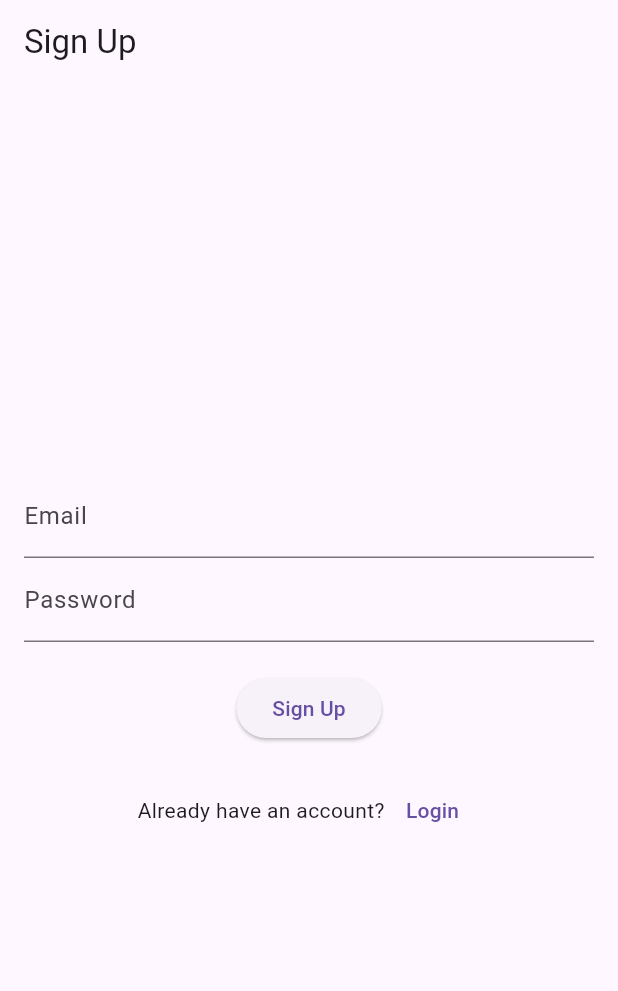
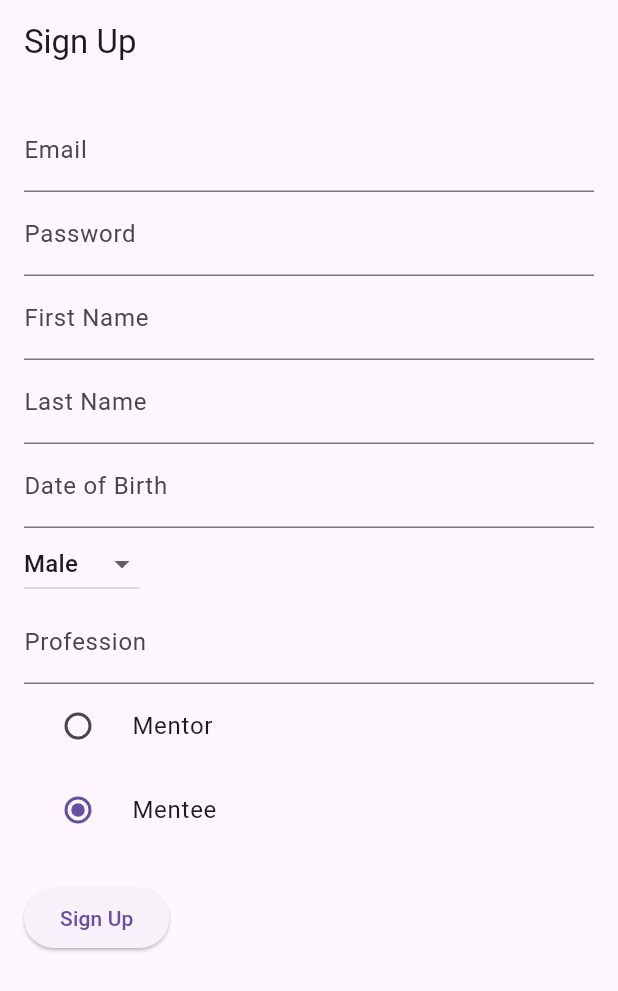
Before and after one commit to Kusumareddy28/mentor_match, a Flutter app: the screen it shows after launch, on a phone screen of 412 x 824 dp. Shown: the top 991 px of the screen. Run offline on Flutter 3.47's test engine with Material 3 defaults, Android fonts, the phone set to English and light mode, and no system bars; our stand-ins replace cloud_firestore, firebase_auth, firebase_core, geocoding, geolocator, image_picker; accounts and stored records are empty.

```diff
--- a/lib/pages/signup.dart
+++ b/lib/pages/signup.dart
@@ -1,5 +1,6 @@
 import 'package:flutter/material.dart';
 import 'package:firebase_auth/firebase_auth.dart';
+import 'package:cloud_firestore/cloud_firestore.dart';
 import 'login.dart';
 
 class SignUpPage extends StatefulWidget {
@@ -10,6 +11,12 @@ class SignUpPage extends StatefulWidget {
 class _SignUpPageState extends State<SignUpPage> {
   final TextEditingController _emailController = TextEditingController();
   final TextEditingController _passwordController = TextEditingController();
+  final TextEditingController _firstNameController = TextEditingController();
+  final TextEditingController _lastNameController = TextEditingController();
+  final TextEditingController _dobController = TextEditingController();
+  final TextEditingController _professionController = TextEditingController();
+  String _gender = 'Male';
+  String _role = 'mentee';  // Default role
 
   @override
   Widget build(BuildContext context) {
@@ -19,8 +26,9 @@ class _SignUpPageState extends State<SignUpPage> {
       ),
       body: Padding(
         padding: EdgeInsets.all(16),
+        child: SingleChildScrollView(
           child: Column(
-          mainAxisAlignment: MainAxisAlignment.center,
+            crossAxisAlignment: CrossAxisAlignment.start,
             children: [
               TextField(
                 controller: _emailController,
@@ -31,43 +39,119 @@ class _SignUpPageState extends State<SignUpPage> {
                 decoration: InputDecoration(labelText: 'Password'),
                 obscureText: true,
               ),
+              TextField(
+                controller: _firstNameController,
+                decoration: InputDecoration(labelText: 'First Name'),
+              ),
+              TextField(
+                controller: _lastNameController,
+                decoration: InputDecoration(labelText: 'Last Name'),
+              ),
+              TextField(
+                controller: _dobController,
+                decoration: InputDecoration(labelText: 'Date of Birth'),
+              ),
+              DropdownButton<String>(
+                value: _gender,
+                onChanged: (value) {
+                  setState(() {
+                    _gender = value!;
+                  });
+                },
+                items: ['Male', 'Female', 'Other']
+                    .map((gender) => DropdownMenuItem(
+                      value: gender,
+                      child: Text(gender),
+                    ))
+                    .toList(),
+              ),
+              TextField(
+                controller: _professionController,
+                decoration: InputDecoration(labelText: 'Profession'),
+              ),
+              RadioListTile(
+                title: Text('Mentor'),
+                value: 'mentor',
+                groupValue: _role,
+                onChanged: (value) {
+                  setState(() {
+                    _role = value!;
+                  });
+                },
+              ),
+              RadioListTile(
+                title: Text('Mentee'),
+                value: 'mentee',
+                groupValue: _role,
+                onChanged: (value) {
+                  setState(() {
+                    _role = value!;
+                  });
+                },
+              ),
               SizedBox(height: 20),
               ElevatedButton(
-              onPressed: () {
-                _signUpWithEmailAndPassword(context);
-              },
+                onPressed: _signUp,
                 child: Text('Sign Up'),
-            ),
-            SizedBox(height: 20),
-            Row(
-              mainAxisAlignment: MainAxisAlignment.center,
-              children: [
-                Text('Already have an account?'),
-                TextButton(
-                  onPressed: () {
-                    Navigator.pushReplacement(
-                      context,
-                      MaterialPageRoute(builder: (context) => LoginPage()),
-                    );
-                  },
-                  child: Text('Login'),
               ),
             ],
           ),
-          ],
         ),
       ),
     );
   }
 
-  Future<void> _signUpWithEmailAndPassword(BuildContext context) async {
+  Future<void> _signUp() async {
     try {
-      if (!_emailController.text.contains('@') || !_emailController.text.contains('.')) {
+      // Create user with Firebase Authentication
+      UserCredential userCredential = await FirebaseAuth.instance.createUserWithEmailAndPassword(
+        email: _emailController.text,
+        password: _passwordController.text,
+      );
+
+      // Store user information
+      await FirebaseFirestore.instance
+          .collection('users')
+          .doc(userCredential.user!.uid)
+          .set({
+        'first_name': _firstNameController.text,
+        'last_name': _lastNameController.text,
+        'email': _emailController.text,
+        'dob': _dobController.text,
+        'gender': _gender,
+        'profession': _professionController.text,
+        'role': _role, // 'mentor' or 'mentee'
+      });
+
+      // Redirect to the login page after successful signup
+      Navigator.pushReplacement(
+        context,
+        MaterialPageRoute(builder: (context) => LoginPage()),
+      );
+
+    } on FirebaseAuthException catch (e) {
+      _handleAuthException(context, e);
+    } catch (e) {
+      _showErrorDialog(context, 'An unexpected error occurred: $e');
+    }
+  }
+
+  void _handleAuthException(BuildContext context, FirebaseAuthException e) {
+    if (e.code == 'weak-password') {
+      _showErrorDialog(context, 'The password provided is too weak.');
+    } else if (e.code == 'email-already-in-use') {
+      _showErrorDialog(context, 'This email is already in use.');
+    } else {
+      _showErrorDialog(context, 'Authentication error: ${e.message}');
+    }
+  }
+
+  void _showErrorDialog(BuildContext context, String message) {
     showDialog(
       context: context,
       builder: (context) => AlertDialog(
         title: Text('Error'),
-            content: Text('Please enter a valid email address.'),
+        content: Text(message),
         actions: [
           TextButton(
             onPressed: () => Navigator.pop(context),
@@ -76,43 +160,5 @@ class _SignUpPageState extends State<SignUpPage> {
         ],
       ),
     );
-        return;
-      }
-
-      UserCredential userCredential = await FirebaseAuth.instance.createUserWithEmailAndPassword(
-        email: _emailController.text,
-        password: _passwordController.text,
-      );
-
-      // If signup is successful, navigate to the login page
-      Navigator.pushReplacement(
-        context,
-        MaterialPageRoute(builder: (context) => LoginPage()),
-      );
-    } on FirebaseAuthException catch (e) {
-      if (e.code == 'weak-password') {
-        showDialog(
-          context: context,
-          builder: (context) => AlertDialog(
-            title: Text('Error'),
-            content: Text('The password provided is too weak.'),
-            actions: [
-              TextButton(
-                onPressed: () => Navigator.pop(context),
-                child: Text('OK'),
-              ),
-            ],
-          ),
-        );
-      } else if (e.code == 'email-already-in-use') {
-        // Account already exists for the email, navigate to login page
-        Navigator.pushReplacement(
-          context,
-          MaterialPageRoute(builder: (context) => LoginPage()),
-        );
-      }
-    } catch (e) {
-      print(e);
   }
 }
-}
```
Lines whose indentation alone changed are shown as unchanged.
